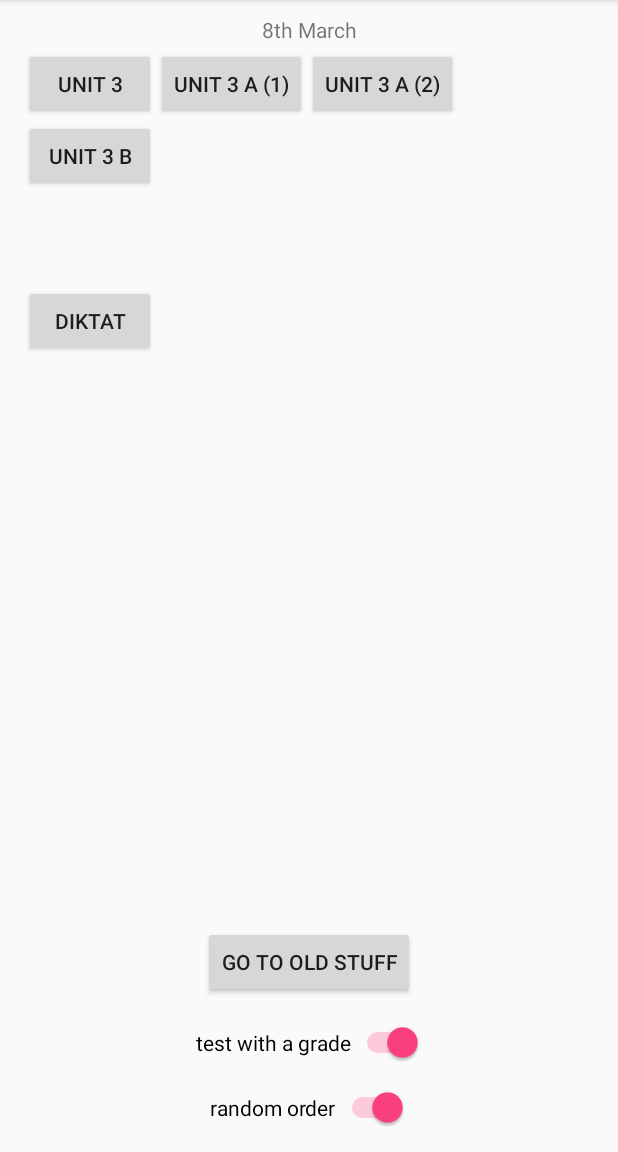
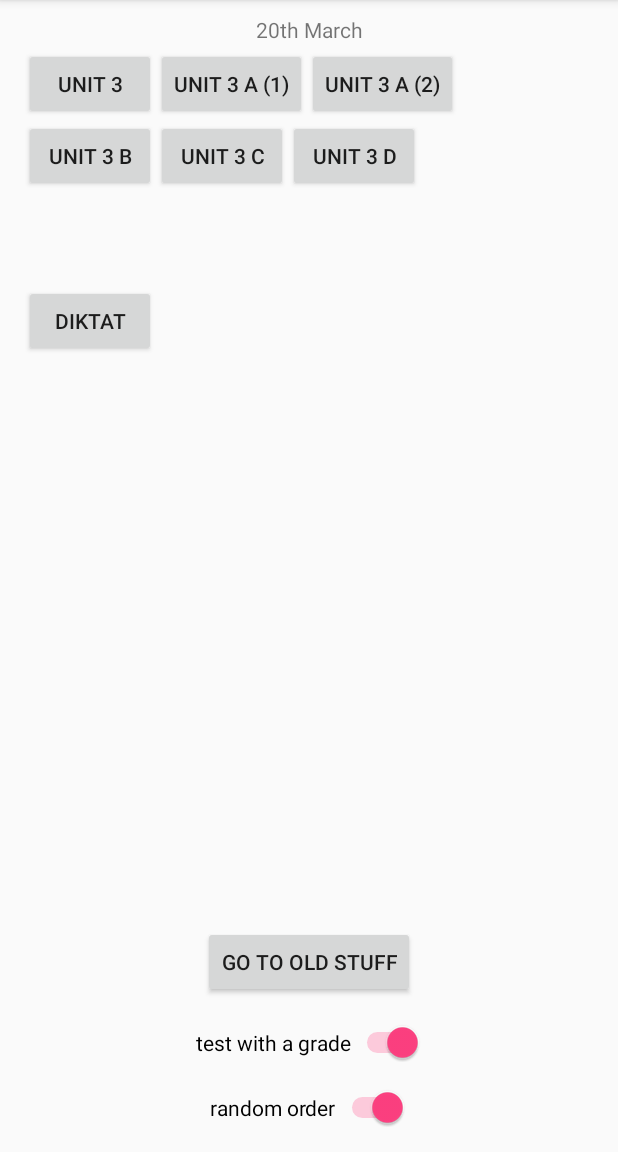
Before and after one commit to dneumann/vocabulary, an Android app: the screen it shows after launch (MainActivity), on a phone screen of 412 x 824 dp, the part 84-1236 px from its top. Run offline under Robolectric (Android 15) with nearby library versions, the phone set to English and light mode, and no system bars.

Commit message:
Add 3c and 3d

```diff
--- a/app/build.gradle
+++ b/app/build.gradle
@@ -6,8 +6,8 @@ android {
         applicationId "dn.vocabulary"
         minSdkVersion 19
         targetSdkVersion 26
-        versionCode 18
-        versionName "18.0"
+        versionCode 19
+        versionName "19.0"
         testInstrumentationRunner "android.support.test.runner.AndroidJUnitRunner"
     }
     buildTypes {
--- a/app/src/main/res/layout/activity_main.xml
+++ b/app/src/main/res/layout/activity_main.xml
@@ -36,7 +36,7 @@
         android:layout_width="wrap_content"
         android:layout_height="wrap_content"
         android:layout_marginTop="10dp"
-        android:text="8th March"
+        android:text="20th March"
         app:layout_constraintEnd_toEndOf="parent"
         app:layout_constraintStart_toStartOf="parent"
         app:layout_constraintTop_toTopOf="parent" />
@@ -101,4 +101,22 @@
         app:layout_constraintStart_toStartOf="parent"
         app:layout_constraintTop_toBottomOf="@+id/button20" />
 
+    <Button
+        android:id="@+id/button22"
+        android:layout_width="wrap_content"
+        android:layout_height="wrap_content"
+        android:onClick="startUnit3c"
+        android:text="Unit 3 c"
+        app:layout_constraintStart_toEndOf="@+id/button20"
+        app:layout_constraintTop_toBottomOf="@+id/button18" />
+
+    <Button
+        android:id="@+id/button23"
+        android:layout_width="wrap_content"
+        android:layout_height="wrap_content"
+        android:onClick="startUnit3d"
+        android:text="Unit 3 d"
+        app:layout_constraintStart_toEndOf="@+id/button22"
+        app:layout_constraintTop_toBottomOf="@+id/button19" />
+
 </android.support.constraint.ConstraintLayout>
```
Also changed, not shown: app/src/main/java/dn/vocabulary/ExamGenerator.java (+99 -2 lines), app/src/main/java/dn/vocabulary/MainActivity.java (+8 -0 lines).
